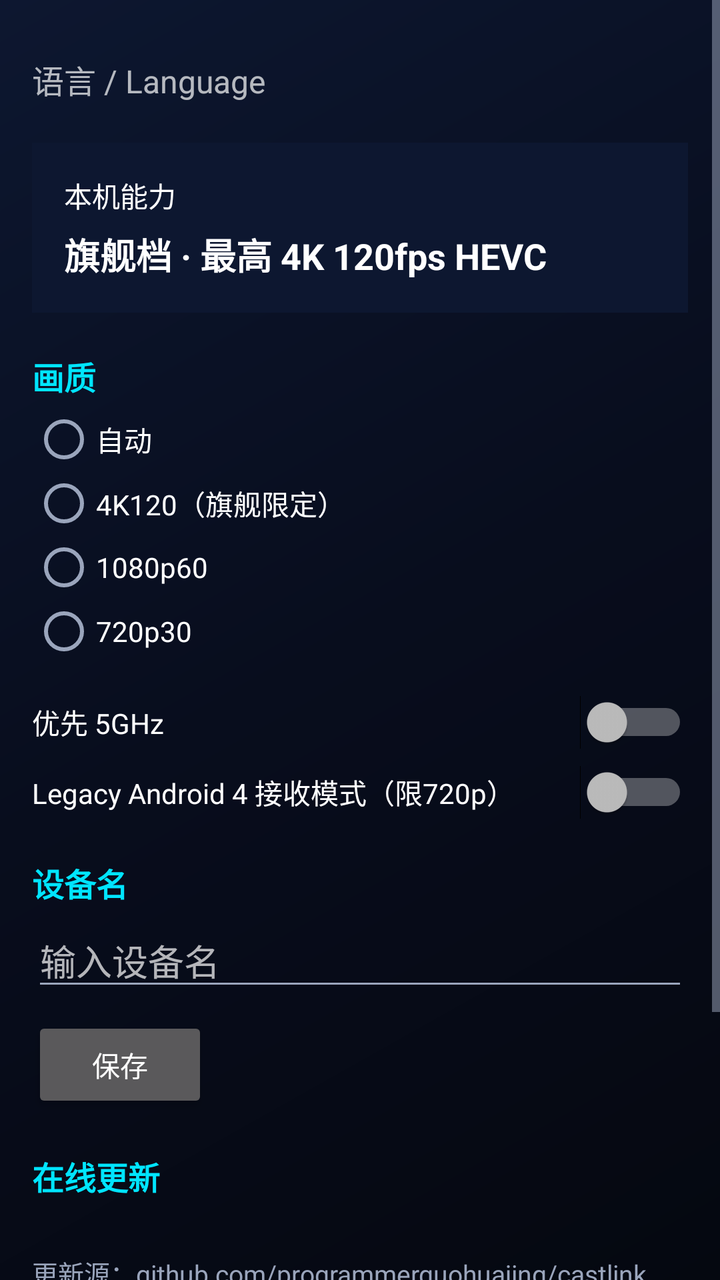
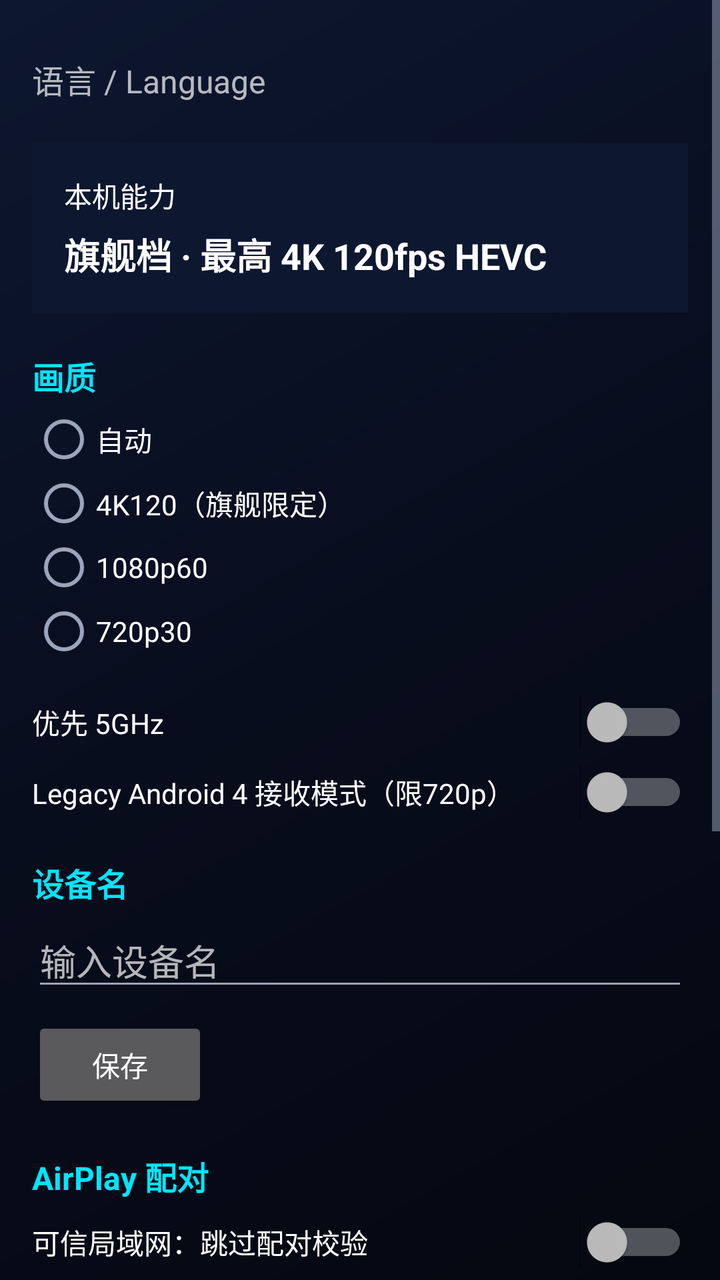

Compare the two renders of this Android layout. The source of the first and the diff that turns it into the second are given below.
<!-- AndroidManifest.xml: application theme Theme.CastLink -->
<!-- res/layout/activity_settings.xml -->
<?xml version="1.0" encoding="utf-8"?>
<ScrollView xmlns:android="http://schemas.android.com/apk/res/android"
    android:layout_width="match_parent"
    android:layout_height="match_parent"
    android:background="@drawable/bg_nebula">

    <LinearLayout
        android:layout_width="match_parent"
        android:layout_height="wrap_content"
        android:orientation="vertical"
        android:padding="16dp">

        
        <LinearLayout
            android:id="@+id/row_language"
            android:layout_width="match_parent"
            android:layout_height="wrap_content"
            android:clickable="true"
            android:focusable="true"
            android:gravity="center_vertical"
            android:orientation="horizontal"
            android:paddingTop="12dp"
            android:paddingBottom="12dp">

            <TextView
                android:layout_width="0dp"
                android:layout_height="wrap_content"
                android:layout_weight="1"
                android:text="@string/setting_language_title"
                android:textSize="16sp" />

            <TextView
                android:id="@+id/tv_lang_summary"
                android:layout_width="wrap_content"
                android:layout_height="wrap_content"
                android:textColor="@color/text_secondary"
                android:textSize="14sp" />
        </LinearLayout>

        
        <LinearLayout
            android:layout_width="match_parent"
            android:layout_height="wrap_content"
            android:layout_marginTop="8dp"
            android:background="@color/deep_blue"
            android:orientation="vertical"
            android:padding="16dp">

            <TextView
                android:layout_width="wrap_content"
                android:layout_height="wrap_content"
                android:text="@string/device_capability_title"
                android:textColor="@color/white"
                android:textSize="14sp" />

            <TextView
                android:layout_width="wrap_content"
                android:layout_height="wrap_content"
                android:layout_marginTop="6dp"
                android:text="@string/device_capability_desc"
                android:textColor="@color/white"
                android:textSize="18sp"
                android:textStyle="bold" />
        </LinearLayout>

        
        <TextView
            android:layout_width="wrap_content"
            android:layout_height="wrap_content"
            android:layout_marginTop="20dp"
            android:text="@string/setting_quality_title"
            android:textSize="16sp"
            android:textStyle="bold"
            android:textColor="@color/nebula_cyan" />

        <RadioGroup
            android:id="@+id/rg_quality"
            android:layout_width="match_parent"
            android:layout_height="wrap_content"
            android:layout_marginTop="4dp"
            android:orientation="vertical">

            <RadioButton
                android:id="@+id/rb_quality_auto"
                android:layout_width="match_parent"
                android:layout_height="wrap_content"
                android:text="@string/quality_auto" />

            <RadioButton
                android:id="@+id/rb_quality_flagship"
                android:layout_width="match_parent"
                android:layout_height="wrap_content"
                android:text="@string/quality_flagship" />

            <RadioButton
                android:id="@+id/rb_quality_1080p"
                android:layout_width="match_parent"
                android:layout_height="wrap_content"
                android:text="@string/quality_1080p" />

            <RadioButton
                android:id="@+id/rb_quality_720p"
                android:layout_width="match_parent"
                android:layout_height="wrap_content"
                android:text="@string/quality_720p" />
        </RadioGroup>

        
        <Switch
            android:id="@+id/sw_prefer_5g"
            android:layout_width="match_parent"
            android:layout_height="wrap_content"
            android:layout_marginTop="16dp"
            android:text="@string/setting_prefer_5g" />

        <Switch
            android:id="@+id/sw_legacy_mode"
            android:layout_width="match_parent"
            android:layout_height="wrap_content"
            android:layout_marginTop="8dp"
            android:text="@string/setting_legacy_mode" />

        
        <TextView
            android:layout_width="wrap_content"
            android:layout_height="wrap_content"
            android:layout_marginTop="20dp"
            android:text="@string/setting_device_name"
            android:textSize="16sp"
            android:textStyle="bold"
            android:textColor="@color/nebula_cyan" />

        <EditText
            android:id="@+id/et_device_name"
            android:layout_width="match_parent"
            android:layout_height="wrap_content"
            android:layout_marginTop="4dp"
            android:hint="@string/device_name_hint"
            android:inputType="text"
            android:maxLines="1" />

        <Button
            android:id="@+id/btn_save_device_name"
            android:layout_width="wrap_content"
            android:layout_height="wrap_content"
            android:layout_marginTop="8dp"
            android:text="@string/btn_save" />

        
        <TextView
            android:layout_width="wrap_content"
            android:layout_height="wrap_content"
            android:layout_marginTop="20dp"
            android:text="@string/setting_update_title"
            android:textSize="16sp"
            android:textStyle="bold"
            android:textColor="@color/nebula_cyan" />

        <TextView
            android:id="@+id/tv_update_version"
            android:layout_width="wrap_content"
            android:layout_height="wrap_content"
            android:layout_marginTop="4dp"
            android:textColor="@color/text_secondary"
            android:textSize="14sp" />

        <TextView
            android:layout_width="wrap_content"
            android:layout_height="wrap_content"
            android:layout_marginTop="4dp"
            android:text="@string/update_source"
            android:textColor="@color/text_secondary"
            android:textSize="13sp" />

        <TextView
            android:layout_width="wrap_content"
            android:layout_height="wrap_content"
            android:layout_marginTop="8dp"
            android:text="@string/update_mirror_label"
            android:textSize="14sp" />

        <Spinner
            android:id="@+id/sp_update_mirror"
            android:layout_width="match_parent"
            android:layout_height="wrap_content"
            android:layout_marginTop="4dp" />

        <LinearLayout
            android:layout_width="match_parent"
            android:layout_height="wrap_content"
            android:layout_marginTop="8dp"
            android:orientation="horizontal">

            <Button
                android:id="@+id/btn_check_update"
                android:layout_width="wrap_content"
                android:layout_height="wrap_content"
                android:text="@string/btn_check_update" />

            <Button
                android:id="@+id/btn_save_update_cfg"
                android:layout_width="wrap_content"
                android:layout_height="wrap_content"
                android:layout_marginStart="8dp"
                android:text="@string/btn_save" />
        </LinearLayout>

        <Switch
            android:id="@+id/sw_auto_update"
            android:layout_width="match_parent"
            android:layout_height="wrap_content"
            android:layout_marginTop="8dp"
            android:text="@string/setting_auto_update" />
    </LinearLayout>
</ScrollView>
<!-- resources referenced by this layout -->
<resources>
  <color name="deep_blue">#0D1730</color>
  <color name="nebula_cyan">#00E5FF</color>
  <color name="text_secondary">#9AA5BC</color>
  <color name="white">#FFFFFF</color>
  <!-- drawable bg_nebula (drawable) -->
  <?xml version="1.0" encoding="utf-8"?>
  <shape xmlns:android="http://schemas.android.com/apk/res/android"
      android:shape="rectangle">
      <gradient
          android:angle="135"
          android:startColor="#050810"
          android:centerColor="#080D1D"
          android:endColor="#0D1730"
          android:type="linear" />
  </shape>
  <string name="btn_check_update">检查更新</string>
  <string name="btn_save">保存</string>
  <string name="device_capability_desc">旗舰档 · 最高 4K 120fps HEVC</string>
  <string name="device_capability_title">本机能力</string>
  <string name="device_name_hint">输入设备名</string>
  <string name="quality_1080p">1080p60</string>
  <string name="quality_720p">720p30</string>
  <string name="quality_auto">自动</string>
  <string name="quality_flagship">4K120（旗舰限定）</string>
  <string name="setting_auto_update">启动时自动检查更新（每天一次）</string>
  <string name="setting_device_name">设备名</string>
  <string name="setting_language_title">语言 / Language</string>
  <string name="setting_legacy_mode">Legacy Android 4 接收模式（限720p）</string>
  <string name="setting_prefer_5g">优先 5GHz</string>
  <string name="setting_quality_title">画质</string>
  <string name="setting_update_title">在线更新</string>
  <string name="update_mirror_label">下载镜像源</string>
  <string name="update_source">更新源：github.com/programmerguohuajing/castlink</string>
  <style name="Theme.CastLink" parent="android:Theme.Material.NoActionBar">
          <item name="android:colorPrimary">@color/nebula_cyan</item>
          <item name="android:colorPrimaryDark">@color/nebula_bg</item>
          <item name="android:colorAccent">@color/nebula_cyan</item>
          <item name="android:windowBackground">@drawable/bg_nebula</item>
          <item name="android:textColorPrimary">@color/nebula_text</item>
          <item name="android:textColorSecondary">@color/nebula_text_2ry</item>
      </style>
  <color name="nebula_bg">#050810</color>
  <color name="nebula_text">#FFFFFF</color>
  <color name="nebula_text_2ry">#9AA5BC</color>
</resources>

<!-- the commit's change to res/layout/activity_settings.xml (unified diff, before → after) -->
@@ -151,6 +151,39 @@
             android:layout_width="wrap_content"
             android:layout_height="wrap_content"
             android:layout_marginTop="20dp"
+            android:text="@string/setting_airplay_title"
+            android:textSize="16sp"
+            android:textStyle="bold"
+            android:textColor="@color/nebula_cyan" />
+
+        <Switch
+            android:id="@+id/sw_skip_pair_verify"
+            android:layout_width="match_parent"
+            android:layout_height="wrap_content"
+            android:layout_marginTop="8dp"
+            android:text="@string/setting_skip_pair_verify"
+            android:textSize="14sp" />
+
+        <TextView
+            android:layout_width="wrap_content"
+            android:layout_height="wrap_content"
+            android:layout_marginTop="4dp"
+            android:text="@string/setting_skip_pair_verify_desc"
+            android:textColor="@color/text_secondary"
+            android:textSize="13sp" />
+
+        <Button
+            android:id="@+id/btn_clear_pairings"
+            android:layout_width="wrap_content"
+            android:layout_height="wrap_content"
+            android:layout_marginTop="8dp"
+            android:text="@string/btn_clear_pairings" />
+
+        
+        <TextView
+            android:layout_width="wrap_content"
+            android:layout_height="wrap_content"
+            android:layout_marginTop="20dp"
             android:text="@string/setting_update_title"
             android:textSize="16sp"
             android:textStyle="bold"
<!-- resource entries referenced after the edit -->
@@ -16,6 +16,7 @@
           android:type="linear" />
   </shape>
   <string name="btn_check_update">检查更新</string>
+  <string name="btn_clear_pairings">清除已配对设备</string>
   <string name="btn_save">保存</string>
   <string name="device_capability_desc">旗舰档 · 最高 4K 120fps HEVC</string>
   <string name="device_capability_title">本机能力</string>
@@ -24,12 +25,15 @@
   <string name="quality_720p">720p30</string>
   <string name="quality_auto">自动</string>
   <string name="quality_flagship">4K120（旗舰限定）</string>
+  <string name="setting_airplay_title">AirPlay 配对</string>
   <string name="setting_auto_update">启动时自动检查更新（每天一次）</string>
   <string name="setting_device_name">设备名</string>
   <string name="setting_language_title">语言 / Language</string>
   <string name="setting_legacy_mode">Legacy Android 4 接收模式（限720p）</string>
   <string name="setting_prefer_5g">优先 5GHz</string>
   <string name="setting_quality_title">画质</string>
+  <string name="setting_skip_pair_verify">可信局域网：跳过配对校验</string>
+  <string name="setting_skip_pair_verify_desc">仅在自家可信网络开启。配对缓存损坏导致连接失败时的逃生开关。</string>
   <string name="setting_update_title">在线更新</string>
   <string name="update_mirror_label">下载镜像源</string>
   <string name="update_source">更新源：github.com/programmerguohuajing/castlink</string>
